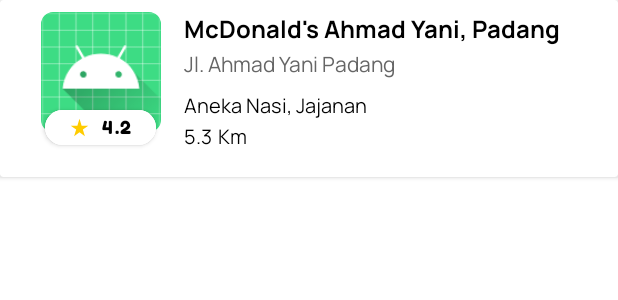
After one commit to Deballl13/Nongsky, an Android app: the layout card_populer.xml on its own in the app's theme, with its tools: preview values and no code run, on a phone screen of 412 x 824 dp. The commit adds this screen. Shown: the top 300 px of the screen. Run offline under Robolectric (Android 15) with nearby library versions, the phone set to English and light mode, and no system bars.

Commit message:
XML Populer

```diff
--- /dev/null
+++ b/app/src/main/res/drawable/ic_star.xml
@@ -0,0 +1,5 @@
+<vector android:height="14dp" android:tint="#FFCC00"
+    android:viewportHeight="24" android:viewportWidth="24"
+    android:width="14dp" xmlns:android="http://schemas.android.com/apk/res/android">
+    <path android:fillColor="@android:color/white" android:pathData="M14.43,10l-2.43,-8l-2.43,8l-7.57,0l6.18,4.41l-2.35,7.59l6.17,-4.69l6.18,4.69l-2.35,-7.59l6.17,-4.41z"/>
+</vector>
--- a/app/src/main/res/layout/activity_ganti_kata_sandi.xml
+++ b/app/src/main/res/layout/activity_ganti_kata_sandi.xml
@@ -11,7 +11,7 @@
     <androidx.appcompat.widget.Toolbar
         android:id="@+id/toolbarUbahProfil"
         android:layout_width="match_parent"
-        android:layout_height="100dp"
+        android:layout_height="90dp"
         android:background="?attr/colorPrimary"
         android:minHeight="?attr/actionBarSize"
         android:theme="?attr/actionBarTheme"
@@ -24,7 +24,7 @@
         android:id="@+id/textGantiPassword"
         android:layout_width="wrap_content"
         android:layout_height="wrap_content"
-        android:layout_marginTop="50dp"
+        android:layout_marginTop="30dp"
         android:fontFamily="@font/fredokaone_regular"
         android:text="@string/ganti_kata_sandi"
         android:textSize="22sp"
--- a/app/src/main/res/layout/activity_ubah_profil.xml
+++ b/app/src/main/res/layout/activity_ubah_profil.xml
@@ -11,7 +11,7 @@
     <androidx.appcompat.widget.Toolbar
         android:id="@+id/toolbarUbahProfil"
         android:layout_width="match_parent"
-        android:layout_height="100dp"
+        android:layout_height="90dp"
         android:background="?attr/colorPrimary"
         android:minHeight="?attr/actionBarSize"
         android:theme="?attr/actionBarTheme"
@@ -24,7 +24,7 @@
         android:id="@+id/textUbahProfil"
         android:layout_width="wrap_content"
         android:layout_height="wrap_content"
-        android:layout_marginTop="50dp"
+        android:layout_marginTop="30dp"
         android:fontFamily="@font/fredokaone_regular"
         android:text="@string/ubah_profil"
         android:textSize="22sp"
--- /dev/null
+++ b/app/src/main/res/layout/card_populer.xml
@@ -0,0 +1,133 @@
+<?xml version="1.0" encoding="utf-8"?>
+<androidx.cardview.widget.CardView xmlns:android="http://schemas.android.com/apk/res/android"
+    xmlns:tools="http://schemas.android.com/tools"
+    android:layout_width="match_parent"
+    android:layout_height="wrap_content"
+    xmlns:app="http://schemas.android.com/apk/res-auto"
+    android:layout_gravity="top"
+    android:layout_marginBottom="0dp"
+    android:background="@color/white">
+
+    <androidx.constraintlayout.widget.ConstraintLayout
+        android:layout_width="match_parent"
+        android:layout_height="wrap_content"
+        android:paddingHorizontal="16dp"
+        android:paddingTop="8dp"
+        android:paddingBottom="18dp">
+
+        <com.google.android.material.imageview.ShapeableImageView
+            android:id="@+id/logoTokoPopuler"
+            android:layout_width="80dp"
+            android:layout_height="80dp"
+            android:layout_marginStart="11dp"
+            app:layout_constraintEnd_toEndOf="parent"
+            app:layout_constraintHorizontal_bias="0.0"
+            app:layout_constraintStart_toStartOf="parent"
+            app:layout_constraintTop_toTopOf="parent"
+            app:shapeAppearanceOverlay="@style/ShapeAppearanceOverlay.App.CornerSize10Percent"
+            app:srcCompat="@mipmap/ic_launcher" />
+
+        <com.google.android.material.button.MaterialButton
+            android:id="@+id/ratingPopuler"
+            android:layout_width="wrap_content"
+            android:layout_height="wrap_content"
+            android:layout_marginStart="14dp"
+            android:layout_marginTop="65dp"
+            android:backgroundTint="@color/white"
+
+            android:fontFamily="@font/fredokaone_regular"
+            android:insetLeft="0dp"
+            android:insetTop="0dp"
+            android:insetRight="0dp"
+            android:insetBottom="0dp"
+            android:minWidth="0dp"
+
+            android:minHeight="0dp"
+            android:text="4.2"
+            android:textAlignment="textStart"
+            android:textAllCaps="false"
+            android:textColor="@color/black"
+            android:textSize="12sp"
+
+            android:clickable="false"
+            app:cornerRadius="50dp"
+            app:icon="@drawable/ic_star"
+            app:iconGravity="start"
+            app:iconTint="@color/yellow"
+            app:layout_constraintStart_toStartOf="parent"
+            app:layout_constraintTop_toTopOf="@+id/logoTokoPopuler"
+            tools:ignore="TouchTargetSizeCheck" />
+
+        <TextView
+            android:id="@+id/textNamaTokoPopuler"
+            android:layout_width="wrap_content"
+            android:layout_height="wrap_content"
+            android:layout_marginStart="15dp"
+            android:fontFamily="@font/manrope_bold"
+            android:text="McDonald's Ahmad Yani, Padang"
+            android:textAlignment="textStart"
+            android:textColor="@color/black"
+            android:textSize="16sp"
+            app:layout_constraintStart_toEndOf="@+id/logoTokoPopuler"
+            app:layout_constraintTop_toTopOf="@+id/logoTokoPopuler" />
+
+        <TextView
+            android:id="@+id/textAlamatTokoPopuler"
+            android:layout_width="wrap_content"
+            android:layout_height="wrap_content"
+            android:layout_marginStart="15dp"
+            android:layout_marginTop="2dp"
+            android:fontFamily="@font/manrope_regular"
+            android:text="Jl. Ahmad Yani Padang"
+            android:textAlignment="textStart"
+            android:textColor="@color/dark_gray"
+            android:textSize="14sp"
+            app:layout_constraintStart_toEndOf="@+id/logoTokoPopuler"
+            app:layout_constraintTop_toBottomOf="@+id/textNamaTokoPopuler" />
+
+        <TextView
+            android:id="@+id/textTipeTongkrongan"
+            android:layout_width="wrap_content"
+            android:layout_height="wrap_content"
+            android:layout_marginStart="15dp"
+            android:layout_marginTop="8dp"
+            android:fontFamily="@font/manrope_regular"
+            android:text="Aneka Nasi, Jajanan"
+            android:textAlignment="textStart"
+            android:textColor="@color/black"
+            android:textSize="13sp"
+            app:layout_constraintStart_toEndOf="@+id/logoTokoPopuler"
+            app:layout_constraintTop_toBottomOf="@+id/textAlamatTokoPopuler"
+            tools:ignore="DuplicateIds" />
+
+        <TextView
+            android:id="@+id/textJarakTongkrongan"
+            android:layout_width="wrap_content"
+            android:layout_height="wrap_content"
+            android:layout_marginStart="15dp"
+            android:layout_marginTop="2dp"
+            android:fontFamily="@font/manrope_regular"
+            android:text="5.3"
+            android:textAlignment="textStart"
+            android:textColor="@color/black"
+            android:textSize="13sp"
+            app:layout_constraintStart_toEndOf="@+id/logoTokoPopuler"
+            app:layout_constraintTop_toBottomOf="@+id/textTipeTongkrongan" />
+
+        <TextView
+            android:id="@+id/satuanJarak"
+            android:layout_width="wrap_content"
+            android:layout_height="wrap_content"
+            android:layout_marginStart="4dp"
+            android:fontFamily="@font/manrope_regular"
+            android:text="Km"
+            android:textAlignment="textStart"
+            android:textColor="@color/black"
+            android:textSize="13sp"
+            app:layout_constraintStart_toEndOf="@+id/textJarakTongkrongan"
+            app:layout_constraintTop_toTopOf="@+id/textJarakTongkrongan" />
+
+    </androidx.constraintlayout.widget.ConstraintLayout>
+
+
+</androidx.cardview.widget.CardView>
```
Also changed, not shown: app/src/main/java/com/nongskuy/nongskuy/BerandaFragment.java (+12 -0 lines), app/src/main/java/com/nongskuy/nongskuy/PopulerFragment.java (added, +64 -0 lines), app/src/main/res/layout/fragment_beranda.xml (+17 -14 lines), app/src/main/res/layout/fragment_populer.xml (added, +45 -0 lines).
